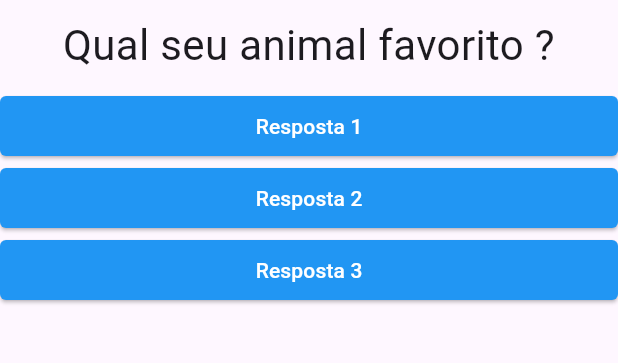
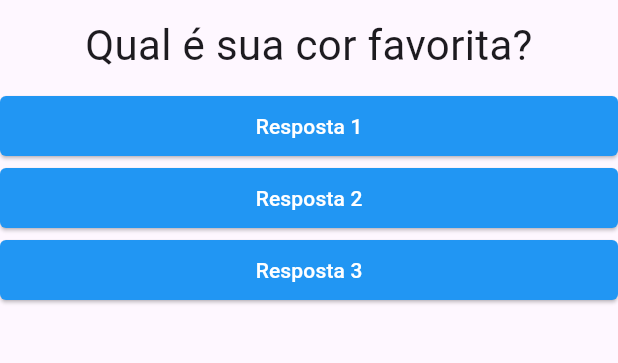
Before and after one commit to lukkspereiraa/perguntas, a Flutter app: the screen it shows after launch, on a phone screen of 412 x 824 dp, the part 84-447 px from its top. Run offline on Flutter 3.47's test engine with Material 3 defaults, Android fonts, the phone set to English and light mode, and no system bars.

Commit message:
criando um map em main.dart na pare de perguntas

```diff
--- a/lib/main.dart
+++ b/lib/main.dart
@@ -2,7 +2,7 @@ import 'package:flutter/material.dart';
 import 'package:perguntas/questao.dart';
 import 'package:perguntas/responder.dart';
 
-void main() => runApp(PerguntaApp());
+void main() => runApp(const PerguntaApp());
 
 class _PerguntaAppState extends State<PerguntaApp> {
   var perguntaSelecinada = 0;
@@ -10,33 +10,41 @@ class _PerguntaAppState extends State<PerguntaApp> {
     setState(() {
       perguntaSelecinada++;
     });
-    print(perguntaSelecinada);
   }
 
   @override
   Widget build(BuildContext context) {
-    final List<String> perguntas = [
-      'Qual seu animal favorito ?',
-      'Qual seu desenho favorito ?',
-      'Qual sua cor favorita ?',
+    final List<Map<String, Object>> perguntas = [
+      {
+        'texto': 'Qual é sua cor favorita?',
+        'restostas': ['Preto', 'Branco', 'Verde'],
+      },
+      {
+        'texto': 'Qual é sua animal favorito?',
+        'restostas': ['Largado', 'Tamandua', 'Anta'],
+      },
+      {
+        'texto': 'Qual é seu desenho favorito?',
+        'restostas': ['One Pince', 'Dragon ball ', 'Naruto'],
+      },
     ];
     return MaterialApp(
       home: Scaffold(
         appBar: AppBar(
           backgroundColor: Colors.blue,
-          titleTextStyle: TextStyle(
+          titleTextStyle: const TextStyle(
             color: Colors.white,
             fontSize: 24,
           ),
           elevation: 1,
           centerTitle: true,
-          title: Text(
+          title: const Text(
             "Perguntas",
           ),
         ),
         body: Column(
           children: [
-            Questao(perguntas[perguntaSelecinada]),
+            Questao(perguntas[perguntaSelecinada]['texto'].toString()),
             Respostas("Resposta 1", _responder),
             Respostas("Resposta 2", _responder),
             Respostas("Resposta 3", _responder),
```
